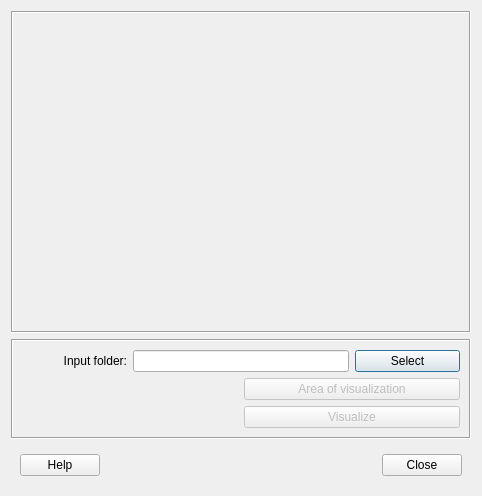
The window that SEBEVisual/visualizer_dialog_base.ui (UMEP-dev/UMEP) describes before a commit, drawn with Qt 5.
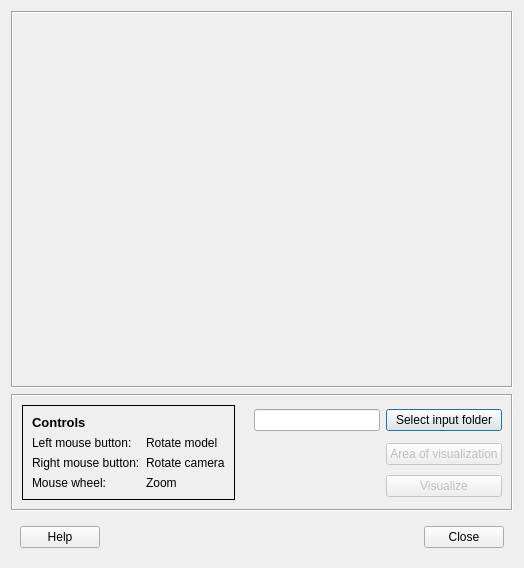
The same window after the commit.

What changed in the file:
```diff
--- a/SEBEVisual/visualizer_dialog_base.ui
+++ b/SEBEVisual/visualizer_dialog_base.ui
@@ -9,15 +9,33 @@
    <rect>
     <x>0</x>
     <y>0</y>
-    <width>482</width>
-    <height>496</height>
+    <width>524</width>
+    <height>568</height>
    </rect>
   </property>
   <property name="windowTitle">
    <string>SEBE Visualizer</string>
   </property>
-  <layout class="QGridLayout" name="gridLayout_2">
-   <item row="1" column="0" colspan="2">
+  <layout class="QVBoxLayout" name="verticalLayout_2">
+   <item>
+    <widget class="QFrame" name="frame_2">
+     <property name="autoFillBackground">
+      <bool>true</bool>
+     </property>
+     <property name="frameShape">
+      <enum>QFrame::Box</enum>
+     </property>
+     <property name="frameShadow">
+      <enum>QFrame::Sunken</enum>
+     </property>
+     <layout class="QVBoxLayout" name="verticalLayout">
+      <item>
+       <layout class="QVBoxLayout" name="layout"/>
+      </item>
+     </layout>
+    </widget>
+   </item>
+   <item>
     <widget class="QFrame" name="frame">
      <property name="sizePolicy">
       <sizepolicy hsizetype="Minimum" vsizetype="Fixed">
@@ -32,27 +50,14 @@
       <enum>QFrame::Sunken</enum>
      </property>
      <layout class="QGridLayout" name="gridLayout">
-      <item row="0" column="0">
-       <widget class="QLabel" name="label_4">
-        <property name="text">
-         <string>Input folder:</string>
-        </property>
-        <property name="alignment">
-         <set>Qt::AlignRight|Qt::AlignTrailing|Qt::AlignVCenter</set>
-        </property>
-       </widget>
-      </item>
-      <item row="0" column="1" colspan="2">
-       <widget class="QLineEdit" name="textOutput"/>
-      </item>
       <item row="0" column="3">
        <widget class="QPushButton" name="pushButtonDirectory">
         <property name="text">
-         <string>Select</string>
+         <string>Select input folder</string>
         </property>
        </widget>
       </item>
-      <item row="1" column="2" colspan="2">
+      <item row="1" column="3">
        <widget class="QPushButton" name="pushButtonSelect">
         <property name="enabled">
          <bool>false</bool>
@@ -69,7 +74,10 @@
         </property>
        </widget>
       </item>
-      <item row="2" column="2" colspan="2">
+      <item row="0" column="2">
+       <widget class="QLineEdit" name="textOutput"/>
+      </item>
+      <item row="2" column="3">
        <widget class="QPushButton" name="pushButtonVisualize">
         <property name="enabled">
          <bool>false</bool>
@@ -82,28 +90,78 @@
         </property>
        </widget>
       </item>
-     </layout>
-    </widget>
-   </item>
-   <item row="0" column="0" colspan="2">
-    <widget class="QFrame" name="frame_2">
-     <property name="autoFillBackground">
-      <bool>true</bool>
-     </property>
-     <property name="frameShape">
-      <enum>QFrame::Box</enum>
-     </property>
-     <property name="frameShadow">
-      <enum>QFrame::Sunken</enum>
-     </property>
-     <layout class="QVBoxLayout" name="verticalLayout">
-      <item>
-       <layout class="QVBoxLayout" name="layout"/>
+      <item row="0" column="0" rowspan="3">
+       <widget class="QFrame" name="frame_4">
+        <property name="frameShape">
+         <enum>QFrame::Box</enum>
+        </property>
+        <property name="frameShadow">
+         <enum>QFrame::Plain</enum>
+        </property>
+        <layout class="QFormLayout" name="formLayout">
+         <item row="1" column="0">
+          <widget class="QLabel" name="label_2">
+           <property name="text">
+            <string>Left mouse button:</string>
+           </property>
+          </widget>
+         </item>
+         <item row="1" column="1">
+          <widget class="QLabel" name="label_3">
+           <property name="text">
+            <string>Rotate model</string>
+           </property>
+          </widget>
+         </item>
+         <item row="2" column="0">
+          <widget class="QLabel" name="label_5">
+           <property name="text">
+            <string>Right mouse button:</string>
+           </property>
+          </widget>
+         </item>
+         <item row="2" column="1">
+          <widget class="QLabel" name="label_6">
+           <property name="text">
+            <string>Rotate camera</string>
+           </property>
+          </widget>
+         </item>
+         <item row="3" column="0">
+          <widget class="QLabel" name="label_7">
+           <property name="text">
+            <string>Mouse wheel:</string>
+           </property>
+          </widget>
+         </item>
+         <item row="3" column="1">
+          <widget class="QLabel" name="label_8">
+           <property name="text">
+            <string>Zoom</string>
+           </property>
+          </widget>
+         </item>
+         <item row="0" column="0">
+          <widget class="QLabel" name="label_4">
+           <property name="font">
+            <font>
+             <pointsize>10</pointsize>
+             <weight>75</weight>
+             <bold>true</bold>
+            </font>
+           </property>
+           <property name="text">
+            <string>Controls</string>
+           </property>
+          </widget>
+         </item>
+        </layout>
+       </widget>
       </item>
      </layout>
     </widget>
    </item>
-   <item row="2" column="0" colspan="2">
+   <item>
     <widget class="QFrame" name="frame_3">
      <property name="sizePolicy">
       <sizepolicy hsizetype="Preferred" vsizetype="Fixed">
```
